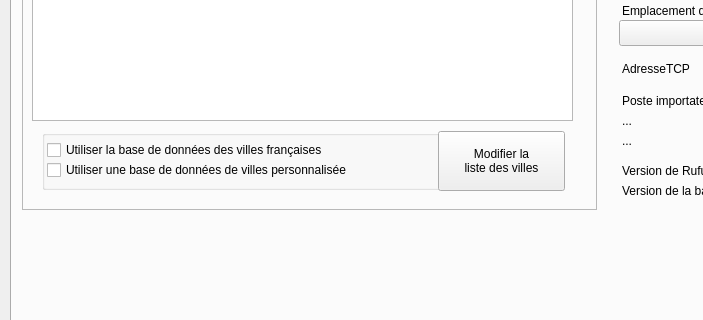
This is Dialogs/dlg_param.ui in ukinoki/Rufus as Qt 5 draws it before an edit; both pictures show x 0 to 703 and y 512 to 832 of the 1015 by 940 pixel window. The edited form follows.
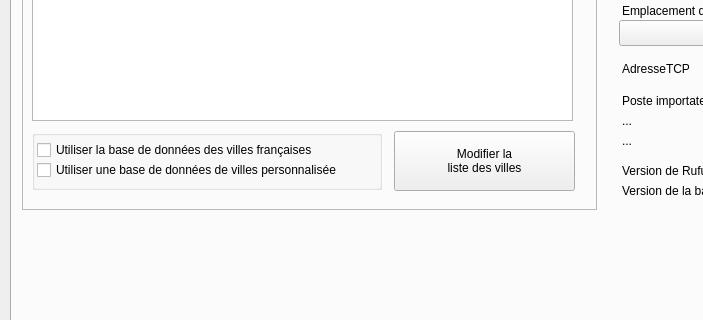
This is the edited form. Icons and pictures are not drawn. Custom widgets are drawn as their Qt base class.

Patch:
```diff
--- a/Dialogs/dlg_param.ui
+++ b/Dialogs/dlg_param.ui
@@ -3187,21 +3187,21 @@
             <widget class="QGroupBox" name="VillesgroupBox">
              <property name="geometry">
               <rect>
-               <x>20</x>
+               <x>10</x>
                <y>420</y>
-               <width>400</width>
+               <width>350</width>
                <height>60</height>
               </rect>
              </property>
              <property name="minimumSize">
               <size>
-               <width>400</width>
+               <width>350</width>
                <height>60</height>
               </size>
              </property>
              <property name="maximumSize">
               <size>
-               <width>400</width>
+               <width>350</width>
                <height>16777215</height>
               </size>
              </property>
@@ -3213,7 +3213,7 @@
                <rect>
                 <x>5</x>
                 <y>10</y>
-                <width>361</width>
+                <width>341</width>
                 <height>20</height>
                </rect>
               </property>
@@ -3229,7 +3229,7 @@
                <rect>
                 <x>5</x>
                 <y>30</y>
-                <width>351</width>
+                <width>341</width>
                 <height>20</height>
                </rect>
               </property>
@@ -3244,9 +3244,9 @@
             <widget class="UpPushButton" name="ModifListVillesupPushButton">
              <property name="geometry">
               <rect>
-               <x>416</x>
+               <x>372</x>
                <y>421</y>
-               <width>127</width>
+               <width>181</width>
                <height>60</height>
               </rect>
              </property>
@@ -3260,6 +3260,16 @@
               <string>Modifier la
 liste des villes</string>
              </property>
+             <property name="icon">
+              <iconset resource="../assets/Images/images.qrc">
+               <normaloff>:/nature.png</normaloff>:/nature.png</iconset>
+             </property>
+             <property name="iconSize">
+              <size>
+               <width>40</width>
+               <height>40</height>
+              </size>
+             </property>
             </widget>
            </widget>
           </item>
```
